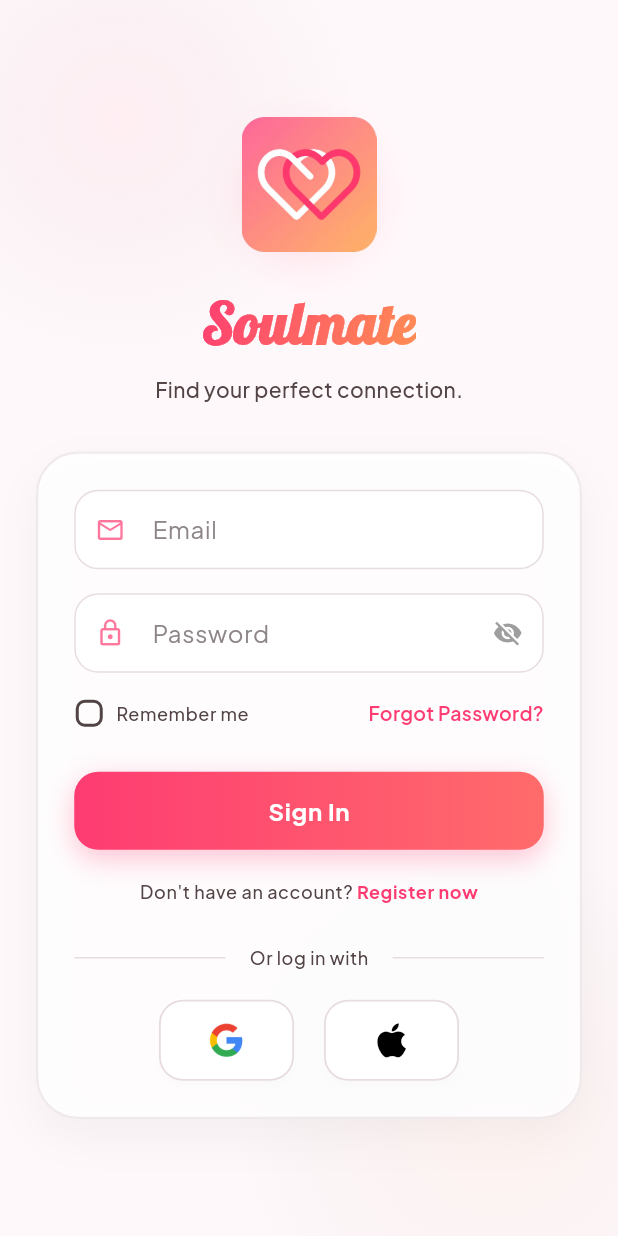
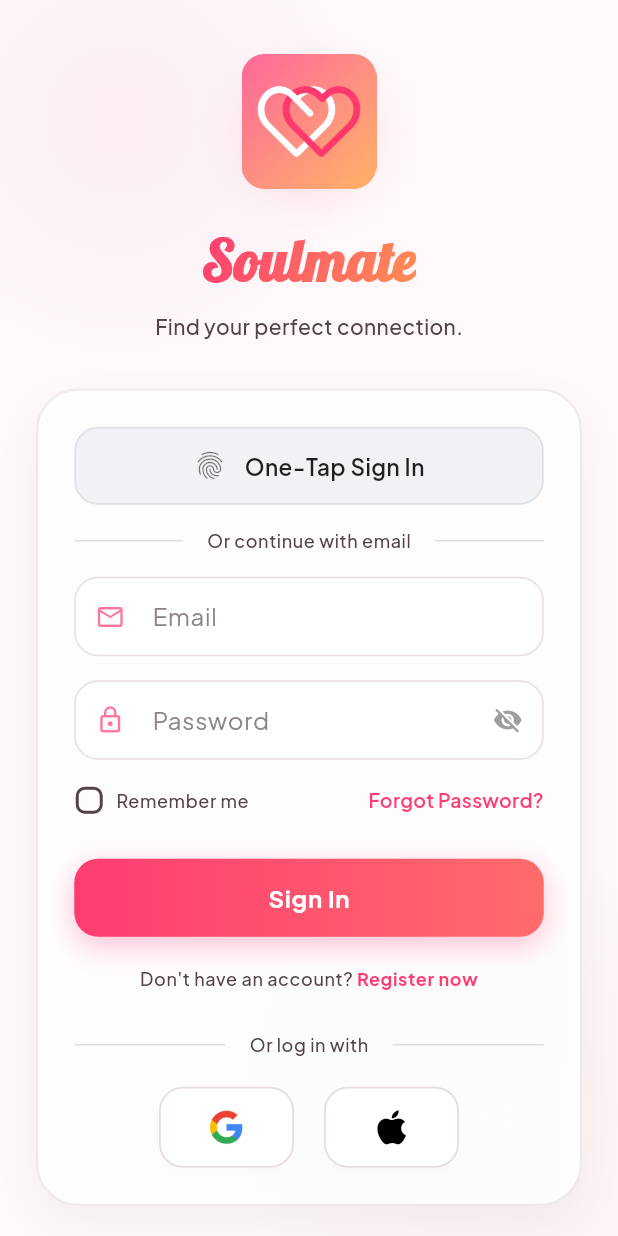
Before and after one commit to badalaryal11/Soulmate, a Flutter app: the screen it shows after launch, on a phone screen of 412 x 824 dp. Run offline on Flutter 3.47's test engine with Material 3 defaults, Android fonts, the phone set to English and light mode, and no system bars; our stand-ins replace app_links, cached_network_image, cloud_firestore, cloud_functions, connectivity_plus, firebase_auth and 17 more; missing offline and left inert: credential_manager; accounts and stored records are empty; generated files the repository leaves out were written again.

Commit message:
feat: add unified One-Tap sign-in support using credential_manager package

```diff
--- a/lib/data/datasources/auth_service.dart
+++ b/lib/data/datasources/auth_service.dart
@@ -4,6 +4,7 @@ import 'package:sign_in_with_apple/sign_in_with_apple.dart';
 import 'package:flutter/foundation.dart';
 import 'package:flutter/services.dart';
 import 'package:flutter_secure_storage/flutter_secure_storage.dart';
+import 'package:credential_manager/credential_manager.dart' hide User;
 
 class AuthService {
   static FirebaseAuth? _mockAuth;
@@ -11,13 +12,30 @@ class AuthService {
 
   final FirebaseAuth _auth;
   final GoogleSignIn _googleSignIn;
+  final CredentialManager _credentialManager = CredentialManager();
+  bool _isCredentialManagerInitialized = false;
 
   AuthService({FirebaseAuth? auth, GoogleSignIn? googleSignIn})
     : _auth = auth ?? _mockAuth ?? FirebaseAuth.instance,
       _googleSignIn =
           googleSignIn ??
           _mockGoogleSignIn ??
-          GoogleSignIn.instance;
+          GoogleSignIn.instance {
+    _initCredentialManager();
+  }
+
+  Future<void> _initCredentialManager() async {
+    try {
+      if (_credentialManager.isSupportedPlatform) {
+        await _credentialManager.init(
+          preferImmediatelyAvailableCredentials: true,
+        );
+        _isCredentialManagerInitialized = true;
+      }
+    } catch (e) {
+      debugPrint("Failed to initialize CredentialManager: $e");
+    }
+  }
 
   @visibleForTesting
   static void setMockInstances({
@@ -148,6 +166,47 @@ class AuthService {
     }
   }
 
+  // Sign in using unified Credential Manager UI (One-Tap / Passwords / Google)
+  Future<UserCredential?> signInWithCredentialManager() async {
+    if (!_isCredentialManagerInitialized) {
+      // Fallback if not supported
+      throw PlatformException(
+        code: 'CREDENTIAL_MANAGER_NOT_INITIALIZED',
+        message: 'Credential Manager is not supported or initialized on this device.',
+      );
+    }
+
+    try {
+      final credential = await _credentialManager.getCredentials();
+
+      // We'll check the type by its string representation or known fields if type checking fails
+      // Assuming credential_manager exports PasswordCredential and GoogleIdTokenCredential types.
+      // If it returns a map or specific types:
+      if (credential.runtimeType.toString() == 'PasswordCredential') {
+        final email = (credential as dynamic).username as String;
+        final password = (credential as dynamic).password as String;
+        return await signInWithEmailAndPassword(email, password);
+      } else if (credential.runtimeType.toString() == 'GoogleIdTokenCredential') {
+        final idToken = (credential as dynamic).idToken as String;
+        final OAuthCredential firebaseCredential = GoogleAuthProvider.credential(
+          idToken: idToken,
+        );
+        return await _auth.signInWithCredential(firebaseCredential);
+      } else {
+        // Type not matched specifically by runtime string, let's try 'is' if exported, or dump it
+        debugPrint("Unknown credential type: ${credential.runtimeType}");
+      }
+
+      return null;
+    } on PlatformException catch (e) {
+      debugPrint("Credential Manager Sign-In Error: ${e.message}");
+      return null;
+    } catch (e) {
+      debugPrint("Error signing in with Credential Manager: $e");
+      rethrow;
+    }
+  }
+
   // Register with Email and Password
   Future<UserCredential?> registerWithEmailAndPassword(
     String email,
@@ -162,6 +221,20 @@ class AuthService {
       // Automatically send verification email on registration
       if (credential.user != null && !credential.user!.emailVerified) {
         await credential.user!.sendEmailVerification();
+      }
+
+      // Save credential via Credential Manager
+      if (_isCredentialManagerInitialized) {
+        try {
+          await _credentialManager.savePasswordCredentials(
+            PasswordCredential(
+              username: email,
+              password: password,
+            ),
+          );
+        } catch (e) {
+          debugPrint("Failed to save password credential: $e");
+        }
       }
 
       return credential;
--- a/lib/domain/repositories/auth_repository.dart
+++ b/lib/domain/repositories/auth_repository.dart
@@ -10,6 +10,9 @@ abstract class AuthRepository {
 
   /// Stream of authentication state changes.
   Stream<User?> get authStateChanges;
+
+  /// Sign in using unified Credential Manager UI (One-Tap / Passwords / Google).
+  Future<UserCredential?> signInWithCredentialManager();
 
   /// Sign in with Google. Returns null if cancelled.
   Future<UserCredential?> signInWithGoogle();
--- a/lib/presentation/screens/login_screen.dart
+++ b/lib/presentation/screens/login_screen.dart
@@ -87,6 +87,28 @@ class _LoginScreenState extends State<LoginScreen> {
                             child: Column(
                               crossAxisAlignment: CrossAxisAlignment.stretch,
                               children: [
+                                _OneTapLoginButton(
+                                  isLoading: loginProvider.isLoading,
+                                  onPressed: _handleOneTapLogin,
+                                ),
+                                const SizedBox(height: 16),
+                                Row(
+                                  children: [
+                                    const Expanded(child: Divider()),
+                                    Padding(
+                                      padding: const EdgeInsets.symmetric(horizontal: 16.0),
+                                      child: Text(
+                                        'Or continue with email',
+                                        style: theme.textTheme.bodySmall?.copyWith(
+                                          color: theme.colorScheme.onSurfaceVariant,
+                                          fontWeight: FontWeight.w500,
+                                        ),
+                                      ),
+                                    ),
+                                    const Expanded(child: Divider()),
+                                  ],
+                                ),
+                                const SizedBox(height: 16),
                                 _EmailInputField(
                                   controller: _emailController,
                                   validator: (value) {
@@ -207,6 +229,12 @@ class _LoginScreenState extends State<LoginScreen> {
   Future<void> _handleGoogleLogin() async {
     final loginProvider = context.read<LoginProvider>();
     final isNewUser = await loginProvider.signInWithGoogle();
+    _navigateAfterAuth(isNewUser);
+  }
+
+  Future<void> _handleOneTapLogin() async {
+    final loginProvider = context.read<LoginProvider>();
+    final isNewUser = await loginProvider.signInWithCredentialManager();
     _navigateAfterAuth(isNewUser);
   }
 
@@ -624,6 +652,73 @@ class _RegisterLink extends StatelessWidget {
   }
 }
 
+class _OneTapLoginButton extends StatelessWidget {
+  final bool isLoading;
+  final VoidCallback onPressed;
+
+  const _OneTapLoginButton({required this.isLoading, required this.onPressed});
+
+  @override
+  Widget build(BuildContext context) {
+    final theme = Theme.of(context);
+    final isDark = theme.brightness == Brightness.dark;
+    final buttonRadius = BorderRadius.circular(16);
+
+    return Container(
+      width: double.infinity,
+      height: 52,
+      decoration: BoxDecoration(
+        color: isDark ? const Color(0xFF2C313C) : const Color(0xFFF0F2F5),
+        borderRadius: buttonRadius,
+        border: Border.all(
+          color: isDark ? const Color(0xFF454B57) : const Color(0xFFDDE1E6),
+          width: 1.2,
+        ),
+      ),
+      child: ElevatedButton(
+        onPressed: isLoading ? null : onPressed,
+        style: ElevatedButton.styleFrom(
+          backgroundColor: Colors.transparent,
+          foregroundColor: isDark ? Colors.white : Colors.black87,
+          shadowColor: Colors.transparent,
+          disabledBackgroundColor: Colors.transparent,
+          shape: RoundedRectangleBorder(
+            borderRadius: buttonRadius,
+          ),
+          padding: EdgeInsets.zero,
+        ),
+        child: isLoading
+            ? const SizedBox(
+                height: 24,
+                width: 24,
+                child: CircularProgressIndicator(
+                  strokeWidth: 2.5,
+                ),
+              )
+            : Row(
+                mainAxisAlignment: MainAxisAlignment.center,
+                children: [
+                  Icon(
+                    Icons.fingerprint, // Or a passkey/saved credentials icon
+                    color: isDark ? Colors.white70 : Colors.black54,
+                    size: 22,
+                  ),
+                  const SizedBox(width: 12),
+                  const Text(
+                    'One-Tap Sign In',
+                    style: TextStyle(
+                      fontSize: 15,
+                      fontWeight: FontWeight.w600,
+                      letterSpacing: 0.3,
+                    ),
+                  ),
+                ],
+              ),
+      ),
+    );
+  }
+}
+
 class _SocialLoginDivider extends StatelessWidget {
   const _SocialLoginDivider();
 
--- a/pubspec.yaml
+++ b/pubspec.yaml
@@ -66,6 +66,7 @@ dependencies:
   flutter_image_compress: ^2.4.0
   firebase_app_check: ^0.4.1+5
   collection: ^1.19.1
+  credential_manager: ^2.0.8
 
 dev_dependencies:
   flutter_test:
```
Also changed, not shown: lib/data/repositories/auth_repository_impl.dart (+9 -0 lines), lib/presentation/providers/login_provider.dart (+22 -0 lines), pubspec.lock.
